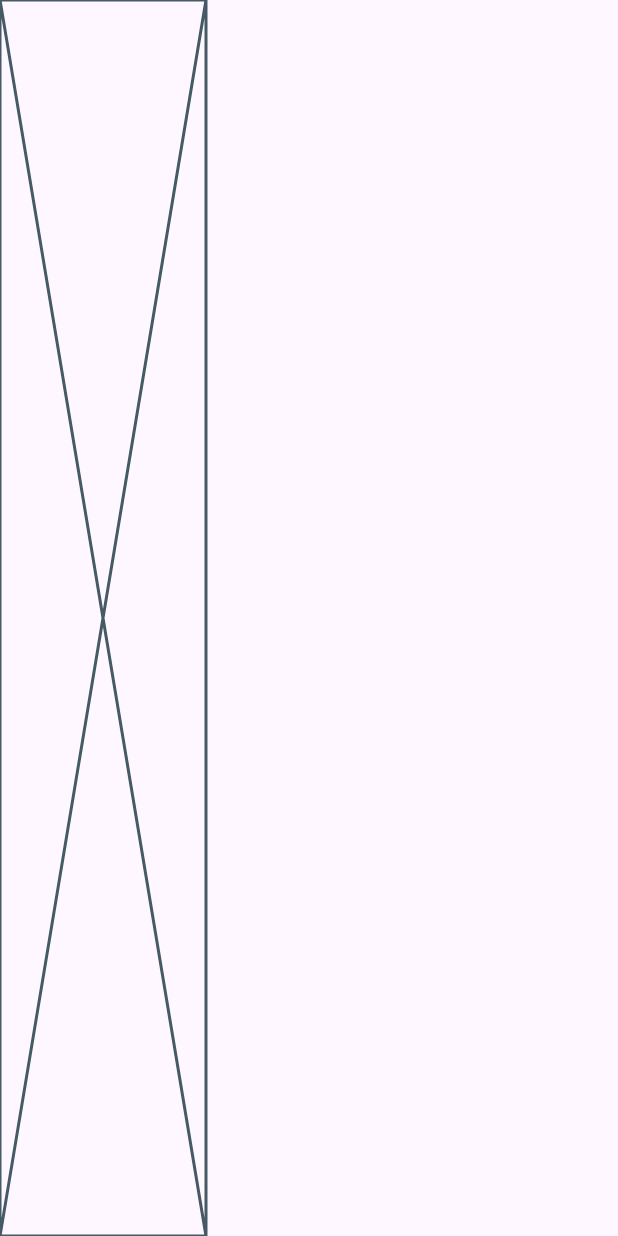
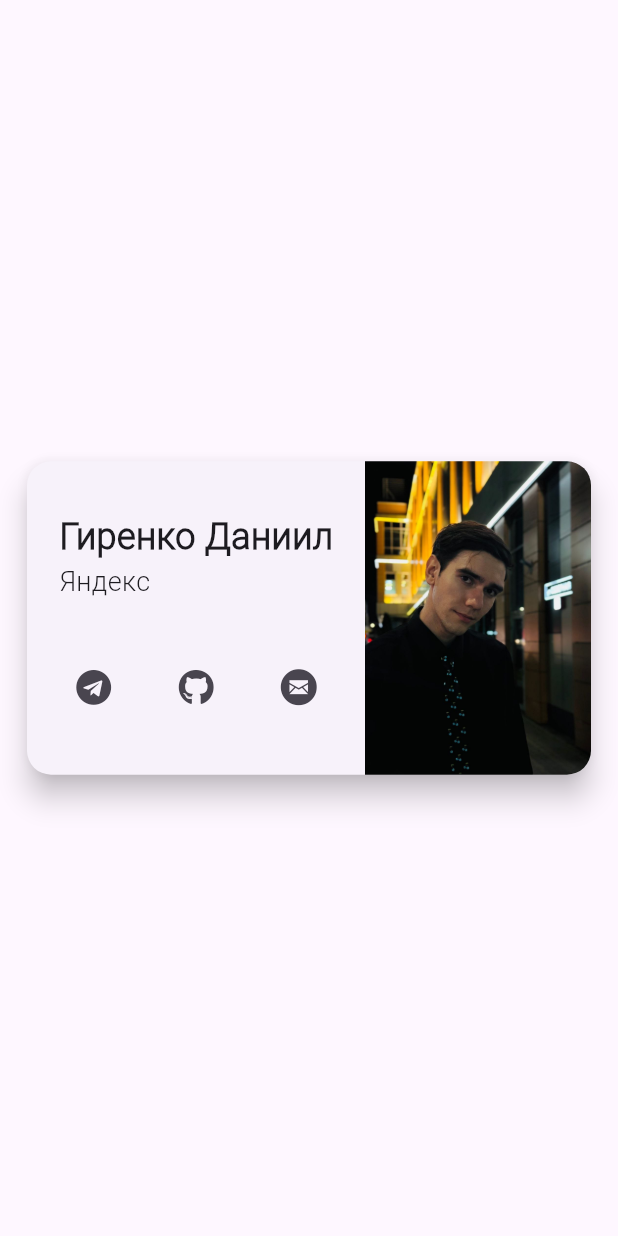
Before and after one commit to iamgirya/flutter_card_example, a Flutter app: the screen it shows after launch, on a phone screen of 412 x 824 dp. Run offline on Flutter 3.47's test engine with Material 3 defaults, Android fonts, the light colour scheme and no system bars.

Commit message:
Boost app

```diff
--- /dev/null
+++ b/icons/config.json
@@ -0,0 +1,28 @@
+{
+  "name": "CVIcons",
+  "css_prefix_text": "",
+  "css_use_suffix": false,
+  "hinting": true,
+  "units_per_em": 1000,
+  "ascent": 850,
+  "glyphs": [
+    {
+      "uid": "1c84e3e6e855070297da0371c1e87ff1",
+      "css": "github",
+      "code": 61595,
+      "src": "fontawesome5"
+    },
+    {
+      "uid": "d9ede7693afb663067aaaa642fa5328c",
+      "css": "telegram",
+      "code": 62150,
+      "src": "fontawesome5"
+    },
+    {
+      "uid": "7cb7e246fd23672429db603c0077dc79",
+      "css": "mail-circled",
+      "code": 59392,
+      "src": "elusive"
+    }
+  ]
+}
--- /dev/null
+++ b/lib/card_container.dart
@@ -0,0 +1,34 @@
+import 'package:flutter/material.dart';
+
+class CardContainer extends StatelessWidget {
+  static const _borderRadius = 16.0;
+
+  final Widget child;
+
+  const CardContainer({super.key, required this.child});
+
+  @override
+  Widget build(BuildContext context) {
+    return Center(
+      child: ConstrainedBox(
+        constraints: const BoxConstraints(maxHeight: 400, maxWidth: 800),
+        child: Padding(
+          padding: const EdgeInsets.all(14.0),
+          child: Card(
+            shape: RoundedRectangleBorder(
+              borderRadius: BorderRadius.circular(_borderRadius),
+            ),
+            elevation: 8.0,
+            child: ClipRRect(
+              borderRadius: BorderRadius.circular(_borderRadius),
+              child: AspectRatio(
+                aspectRatio: 1.8,
+                child: child,
+              ),
+            ),
+          ),
+        ),
+      ),
+    );
+  }
+}
--- a/lib/contact_icon.dart
+++ b/lib/contact_icon.dart
@@ -0,0 +1,20 @@
+import 'package:flutter/material.dart';
+
+class ContactIcon extends StatelessWidget {
+  final IconData icon;
+  final VoidCallback onPressed;
+
+  const ContactIcon({
+    super.key,
+    required this.icon,
+    required this.onPressed,
+  });
+
+  @override
+  Widget build(BuildContext context) {
+    return IconButton(
+      onPressed: onPressed,
+      icon: Icon(icon),
+    );
+  }
+}
--- /dev/null
+++ b/lib/icons.dart
@@ -0,0 +1,15 @@
+import 'package:flutter/material.dart';
+
+class CVIcons {
+  CVIcons._();
+
+  static const _kFontFam = 'CVIcons';
+  static const String? _kFontPkg = null;
+
+  static const IconData email =
+      IconData(0xe800, fontFamily: _kFontFam, fontPackage: _kFontPkg);
+  static const IconData github =
+      IconData(0xf09b, fontFamily: _kFontFam, fontPackage: _kFontPkg);
+  static const IconData telegram =
+      IconData(0xf2c6, fontFamily: _kFontFam, fontPackage: _kFontPkg);
+}
--- a/lib/main.dart
+++ b/lib/main.dart
@@ -1,34 +1,7 @@
 import 'package:flutter/material.dart';
-import 'package:flutter_card_example/photo.dart';
+
+import 'main_app.dart';
 
 void main() {
   runApp(const MainApp());
 }
-
-class MainApp extends StatelessWidget {
-  const MainApp({super.key});
-
-  @override
-  Widget build(BuildContext context) {
-    return const MaterialApp(
-      home: Scaffold(
-        body: Row(
-          children: [
-            Flexible(
-              flex: 2,
-              child: Column(
-                children: [
-                  //
-                ],
-              ),
-            ),
-            Flexible(
-              flex: 1,
-              child: Photo(),
-            ),
-          ],
-        ),
-      ),
-    );
-  }
-}
--- /dev/null
+++ b/lib/main_app.dart
@@ -0,0 +1,69 @@
+// ignore_for_file: avoid_print
+
+import 'package:flutter/material.dart';
+import 'package:flutter_card_example/card_container.dart';
+import 'package:flutter_card_example/contact_icon.dart';
+import 'package:flutter_card_example/icons.dart';
+import 'package:flutter_card_example/name_title.dart';
+import 'package:flutter_card_example/photo.dart';
+
+class MainApp extends StatelessWidget {
+  const MainApp({super.key});
+
+  @override
+  Widget build(BuildContext context) {
+    return MaterialApp(
+      home: Scaffold(
+        body: CardContainer(
+          child: Row(
+            mainAxisAlignment: MainAxisAlignment.center,
+            crossAxisAlignment: CrossAxisAlignment.stretch,
+            children: [
+              Flexible(
+                flex: 3,
+                child: Column(
+                  mainAxisAlignment: MainAxisAlignment.spaceEvenly,
+                  children: [
+                    const NameTitle(
+                      name: 'Гиренко Даниил',
+                      companyName: 'Яндекс',
+                    ),
+                    Row(
+                      mainAxisAlignment: MainAxisAlignment.spaceEvenly,
+                      children: [
+                        ContactIcon(
+                          onPressed: () {
+                            print(1);
+                          },
+                          icon: CVIcons.telegram,
+                        ),
+                        ContactIcon(
+                          onPressed: () {
+                            print(2);
+                          },
+                          icon: CVIcons.github,
+                        ),
+                        ContactIcon(
+                          onPressed: () {
+                            print(3);
+                          },
+                          icon: CVIcons.email,
+                        ),
+                      ],
+                    ),
+                  ],
+                ),
+              ),
+              const Flexible(
+                flex: 2,
+                child: Photo(
+                  assetsPath: 'assets/ava.jpeg',
+                ),
+              ),
+            ],
+          ),
+        ),
+      ),
+    );
+  }
+}
--- a/lib/name_title.dart
+++ b/lib/name_title.dart
@@ -0,0 +1,38 @@
+import 'package:flutter/material.dart';
+
+class NameTitle extends StatelessWidget {
+  final String name;
+  final String companyName;
+  static const _titleFontSize = 24.0;
+  static const _subtitleFontSize = 18.0;
+
+  const NameTitle({
+    super.key,
+    required this.name,
+    required this.companyName,
+  });
+
+  @override
+  Widget build(BuildContext context) {
+    return Column(
+      crossAxisAlignment: CrossAxisAlignment.start,
+      children: [
+        FittedBox(
+          child: Text(
+            name,
+            style: const TextStyle(
+              fontSize: _titleFontSize,
+              fontWeight: FontWeight.bold,
+            ),
+          ),
+        ),
+        FittedBox(
+          child: Text(
+            companyName,
+            style: const TextStyle(fontSize: _subtitleFontSize),
+          ),
+        ),
+      ],
+    );
+  }
+}
--- a/lib/photo.dart
+++ b/lib/photo.dart
@@ -1,10 +1,22 @@
 import 'package:flutter/material.dart';
 
 class Photo extends StatelessWidget {
-  const Photo({super.key});
+  final String assetsPath;
+  const Photo({
+    super.key,
+    required this.assetsPath,
+  });
 
   @override
   Widget build(BuildContext context) {
-    return const Placeholder();
+    return Image.asset(
+      assetsPath,
+      fit: BoxFit.fitHeight,
+      frameBuilder: (_, child, frame, ___) => AnimatedOpacity(
+        duration: const Duration(milliseconds: 1500),
+        opacity: frame != null ? 1.0 : 0,
+        child: frame != null ? child : Container(),
+      ),
+    );
   }
 }
```
Also changed, not shown: pubspec.yaml (+11 -0 lines), assets/ava.jpeg (added), fonts/Roboto-Light.ttf (added), icons/CVIcons.ttf (added).
